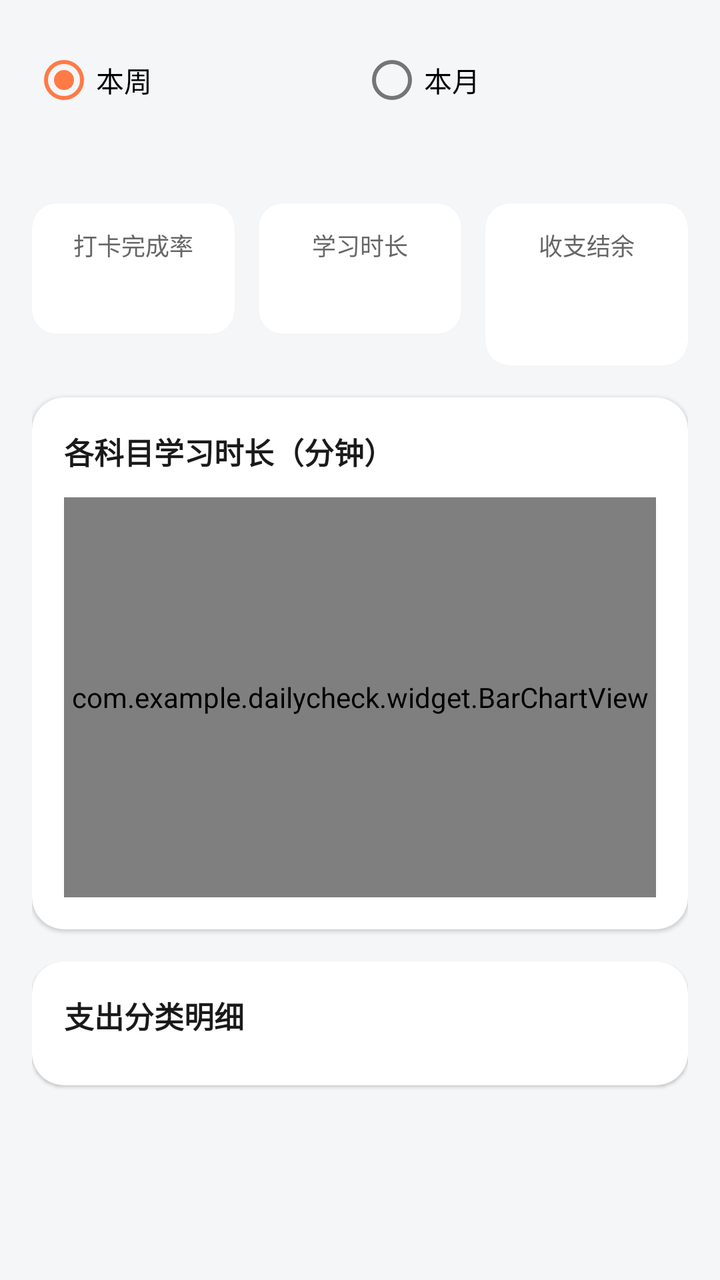
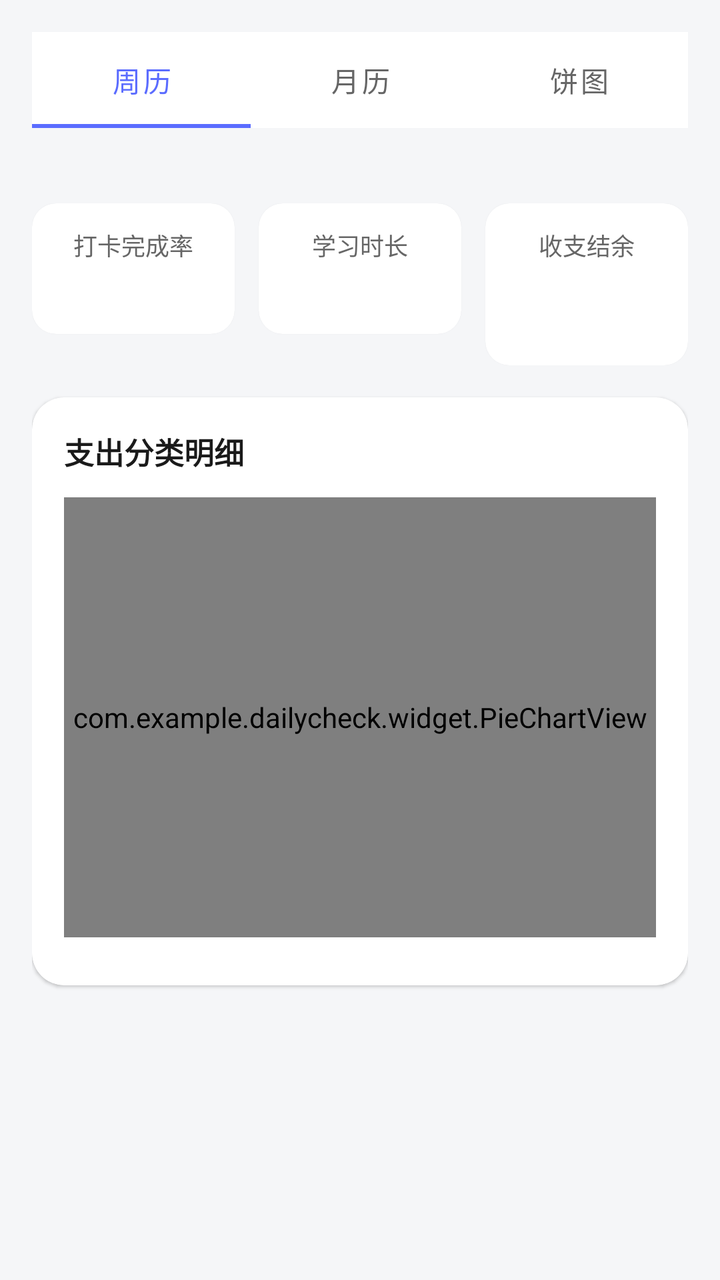

Before-and-after screenshots of an Android layout around one commit, followed by the original layout XML and the change that was made.
<!-- AndroidManifest.xml: application theme Theme.DailyCheck -->
<!-- res/layout/fragment_stats.xml -->
<?xml version="1.0" encoding="utf-8"?>
<androidx.core.widget.NestedScrollView xmlns:android="http://schemas.android.com/apk/res/android"
    xmlns:app="http://schemas.android.com/apk/res-auto"
    xmlns:tools="http://schemas.android.com/tools"
    android:layout_width="match_parent"
    android:layout_height="match_parent"
    android:fillViewport="true">

    <LinearLayout
        android:layout_width="match_parent"
        android:layout_height="wrap_content"
        android:orientation="vertical"
        android:padding="16dp">

        
        <RadioGroup
            android:id="@+id/rg_period"
            android:layout_width="match_parent"
            android:layout_height="wrap_content"
            android:orientation="horizontal">

            <RadioButton
                android:id="@+id/rb_week"
                android:layout_width="0dp"
                android:layout_height="wrap_content"
                android:layout_weight="1"
                android:checked="true"
                android:text="本周" />

            <RadioButton
                android:id="@+id/rb_month"
                android:layout_width="0dp"
                android:layout_height="wrap_content"
                android:layout_weight="1"
                android:text="本月" />
        </RadioGroup>

        <TextView
            android:id="@+id/tv_range"
            android:layout_width="match_parent"
            android:layout_height="wrap_content"
            android:layout_marginTop="8dp"
            android:gravity="center"
            android:textColor="@color/text_secondary"
            android:textSize="13sp"
            tools:ignore="HardcodedText" />

        
        <LinearLayout
            android:layout_width="match_parent"
            android:layout_height="wrap_content"
            android:layout_marginTop="12dp"
            android:orientation="horizontal">

            <com.google.android.material.card.MaterialCardView
                android:layout_width="0dp"
                android:layout_height="wrap_content"
                android:layout_weight="1"
                android:layout_marginEnd="6dp"
                app:cardCornerRadius="12dp"
                app:cardBackgroundColor="@color/card_bg"
                app:cardElevation="1dp">

                <LinearLayout
                    android:layout_width="match_parent"
                    android:layout_height="wrap_content"
                    android:orientation="vertical"
                    android:gravity="center"
                    android:padding="12dp">

                    <TextView
                        android:layout_width="wrap_content"
                        android:layout_height="wrap_content"
                        android:text="打卡完成率"
                        android:textColor="@color/text_secondary"
                        android:textSize="12sp" />

                    <TextView
                        android:id="@+id/tv_task_rate"
                        android:layout_width="wrap_content"
                        android:layout_height="wrap_content"
                        android:layout_marginTop="6dp"
                        android:textColor="@color/primary"
                        android:textSize="13sp"
                        android:textStyle="bold" />
                </LinearLayout>
            </com.google.android.material.card.MaterialCardView>

            <com.google.android.material.card.MaterialCardView
                android:layout_width="0dp"
                android:layout_height="wrap_content"
                android:layout_weight="1"
                android:layout_marginHorizontal="6dp"
                app:cardCornerRadius="12dp"
                app:cardBackgroundColor="@color/card_bg"
                app:cardElevation="1dp">

                <LinearLayout
                    android:layout_width="match_parent"
                    android:layout_height="wrap_content"
                    android:orientation="vertical"
                    android:gravity="center"
                    android:padding="12dp">

                    <TextView
                        android:layout_width="wrap_content"
                        android:layout_height="wrap_content"
                        android:text="学习时长"
                        android:textColor="@color/text_secondary"
                        android:textSize="12sp" />

                    <TextView
                        android:id="@+id/tv_study_time"
                        android:layout_width="wrap_content"
                        android:layout_height="wrap_content"
                        android:layout_marginTop="6dp"
                        android:textColor="@color/accent"
                        android:textSize="13sp"
                        android:textStyle="bold" />
                </LinearLayout>
            </com.google.android.material.card.MaterialCardView>

            <com.google.android.material.card.MaterialCardView
                android:layout_width="0dp"
                android:layout_height="wrap_content"
                android:layout_weight="1"
                android:layout_marginStart="6dp"
                app:cardCornerRadius="12dp"
                app:cardBackgroundColor="@color/card_bg"
                app:cardElevation="1dp">

                <LinearLayout
                    android:layout_width="match_parent"
                    android:layout_height="wrap_content"
                    android:orientation="vertical"
                    android:gravity="center"
                    android:padding="12dp">

                    <TextView
                        android:layout_width="wrap_content"
                        android:layout_height="wrap_content"
                        android:text="收支结余"
                        android:textColor="@color/text_secondary"
                        android:textSize="12sp" />

                    <TextView
                        android:id="@+id/tv_balance"
                        android:layout_width="wrap_content"
                        android:layout_height="wrap_content"
                        android:layout_marginTop="6dp"
                        android:textColor="@color/income_green"
                        android:textSize="13sp"
                        android:textStyle="bold" />

                    <TextView
                        android:id="@+id/tv_income_expense"
                        android:layout_width="wrap_content"
                        android:layout_height="wrap_content"
                        android:layout_marginTop="2dp"
                        android:textColor="@color/text_hint"
                        android:textSize="10sp" />
                </LinearLayout>
            </com.google.android.material.card.MaterialCardView>
        </LinearLayout>

        
        <com.google.android.material.card.MaterialCardView
            android:layout_width="match_parent"
            android:layout_height="wrap_content"
            android:layout_marginTop="16dp"
            app:cardCornerRadius="16dp"
            app:cardBackgroundColor="@color/card_bg"
            app:cardElevation="1dp">

            <LinearLayout
                android:layout_width="match_parent"
                android:layout_height="wrap_content"
                android:orientation="vertical"
                android:padding="16dp">

                <TextView
                    android:layout_width="wrap_content"
                    android:layout_height="wrap_content"
                    android:text="各科目学习时长（分钟）"
                    android:textColor="@color/text_primary"
                    android:textStyle="bold"
                    android:textSize="15sp" />

                <com.example.dailycheck.widget.BarChartView
                    android:id="@+id/bar_chart"
                    android:layout_width="match_parent"
                    android:layout_height="200dp"
                    android:layout_marginTop="12dp" />

                <TextView
                    android:id="@+id/tv_chart_empty"
                    android:layout_width="match_parent"
                    android:layout_height="wrap_content"
                    android:gravity="center"
                    android:text="暂无学习数据"
                    android:textColor="@color/text_hint"
                    android:visibility="gone" />
            </LinearLayout>
        </com.google.android.material.card.MaterialCardView>

        
        <com.google.android.material.card.MaterialCardView
            android:layout_width="match_parent"
            android:layout_height="wrap_content"
            android:layout_marginTop="16dp"
            app:cardCornerRadius="16dp"
            app:cardBackgroundColor="@color/card_bg"
            app:cardElevation="1dp">

            <LinearLayout
                android:layout_width="match_parent"
                android:layout_height="wrap_content"
                android:orientation="vertical"
                android:padding="16dp">

                <TextView
                    android:layout_width="wrap_content"
                    android:layout_height="wrap_content"
                    android:text="支出分类明细"
                    android:textColor="@color/text_primary"
                    android:textStyle="bold"
                    android:textSize="15sp" />

                <LinearLayout
                    android:id="@+id/ll_expense_breakdown"
                    android:layout_width="match_parent"
                    android:layout_height="wrap_content"
                    android:layout_marginTop="8dp"
                    android:orientation="vertical" />
            </LinearLayout>
        </com.google.android.material.card.MaterialCardView>
    </LinearLayout>
</androidx.core.widget.NestedScrollView>
<!-- resources referenced by this layout -->
<resources>
  <color name="accent">#FF7A45</color>
  <color name="card_bg">#FFFFFF</color>
  <color name="income_green">#34C759</color>
  <color name="primary">#5B6CFF</color>
  <color name="text_hint">#9A9A9A</color>
  <color name="text_primary">#1A1A1A</color>
  <color name="text_secondary">#666666</color>
  <style name="Theme.DailyCheck" parent="Theme.MaterialComponents.Light.NoActionBar">
          <item name="colorPrimary">@color/primary</item>
          <item name="colorPrimaryVariant">@color/primary_dark</item>
          <item name="colorOnPrimary">@android:color/white</item>
          <item name="colorSecondary">@color/accent</item>
          <item name="colorAccent">@color/accent</item>
          <item name="android:windowBackground">@color/bg_page</item>
          <item name="android:statusBarColor">@color/primary_dark</item>
      </style>
  <color name="primary_dark">#3F4FE0</color>
  <color name="bg_page">#F5F6F8</color>
</resources>

<!-- the commit's change to res/layout/fragment_stats.xml (unified diff, before → after) -->
@@ -13,28 +13,33 @@
         android:padding="16dp">
 
         
-        <RadioGroup
-            android:id="@+id/rg_period"
-            android:layout_width="match_parent"
-            android:layout_height="wrap_content"
-            android:orientation="horizontal">
-
-            <RadioButton
-                android:id="@+id/rb_week"
-                android:layout_width="0dp"
-                android:layout_height="wrap_content"
-                android:layout_weight="1"
-                android:checked="true"
-                android:text="本周" />
-
-            <RadioButton
-                android:id="@+id/rb_month"
-                android:layout_width="0dp"
-                android:layout_height="wrap_content"
-                android:layout_weight="1"
-                android:text="本月" />
-        </RadioGroup>
-
+        <com.google.android.material.tabs.TabLayout
+            android:id="@+id/tab_mode"
+            android:layout_width="match_parent"
+            android:layout_height="wrap_content"
+            app:tabMode="fixed"
+            app:tabGravity="fill"
+            app:tabIndicatorColor="@color/primary"
+            app:tabSelectedTextColor="@color/primary"
+            app:tabTextColor="@color/text_secondary">
+
+            <com.google.android.material.tabs.TabItem
+                android:layout_width="wrap_content"
+                android:layout_height="wrap_content"
+                android:text="周历" />
+
+            <com.google.android.material.tabs.TabItem
+                android:layout_width="wrap_content"
+                android:layout_height="wrap_content"
+                android:text="月历" />
+
+            <com.google.android.material.tabs.TabItem
+                android:layout_width="wrap_content"
+                android:layout_height="wrap_content"
+                android:text="饼图" />
+        </com.google.android.material.tabs.TabLayout>
+
+        
         <TextView
             android:id="@+id/tv_range"
             android:layout_width="match_parent"
@@ -165,9 +170,165 @@
 
         
         <com.google.android.material.card.MaterialCardView
+            android:id="@+id/card_week_cal"
             android:layout_width="match_parent"
             android:layout_height="wrap_content"
             android:layout_marginTop="16dp"
+            android:visibility="gone"
+            app:cardCornerRadius="16dp"
+            app:cardBackgroundColor="@color/card_bg"
+            app:cardElevation="1dp">
+
+            <LinearLayout
+                android:layout_width="match_parent"
+                android:layout_height="wrap_content"
+                android:orientation="vertical"
+                android:padding="16dp">
+
+                <TextView
+                    android:layout_width="wrap_content"
+                    android:layout_height="wrap_content"
+                    android:text="本周打卡概览"
+                    android:textColor="@color/text_primary"
+                    android:textStyle="bold"
+                    android:textSize="15sp" />
+
+                <androidx.recyclerview.widget.RecyclerView
+                    android:id="@+id/rv_week_cal"
+                    android:layout_width="match_parent"
+                    android:layout_height="wrap_content"
+                    android:layout_marginTop="8dp" />
+            </LinearLayout>
+        </com.google.android.material.card.MaterialCardView>
+
+        
+        <com.google.android.material.card.MaterialCardView
+            android:id="@+id/card_month_cal"
+            android:layout_width="match_parent"
+            android:layout_height="wrap_content"
+            android:layout_marginTop="16dp"
+            android:visibility="gone"
+            app:cardCornerRadius="16dp"
+            app:cardBackgroundColor="@color/card_bg"
+            app:cardElevation="1dp">
+
+            <LinearLayout
+                android:layout_width="match_parent"
+                android:layout_height="wrap_content"
+                android:orientation="vertical"
+                android:padding="12dp">
+
+                <LinearLayout
+                    android:layout_width="match_parent"
+                    android:layout_height="wrap_content"
+                    android:orientation="horizontal"
+                    android:gravity="center_vertical"
+                    android:layout_marginBottom="4dp">
+
+                    <Button
+                        android:id="@+id/btn_prev_month"
+                        android:layout_width="wrap_content"
+                        android:layout_height="wrap_content"
+                        android:text="上月"
+                        android:minWidth="56dp"
+                        style="@style/Widget.MaterialComponents.Button.TextButton" />
+
+                    <TextView
+                        android:id="@+id/tv_month_label"
+                        android:layout_width="0dp"
+                        android:layout_height="wrap_content"
+                        android:layout_weight="1"
+                        android:gravity="center"
+                        android:textSize="16sp"
+                        android:textStyle="bold"
+                        android:textColor="@color/primary" />
+
+                    <Button
+                        android:id="@+id/btn_next_month"
+                        android:layout_width="wrap_content"
+                        android:layout_height="wrap_content"
+                        android:text="下月"
+                        android:minWidth="56dp"
+                        style="@style/Widget.MaterialComponents.Button.TextButton" />
+                </LinearLayout>
+
+                
+                <LinearLayout
+                    android:layout_width="match_parent"
+                    android:layout_height="wrap_content"
+                    android:orientation="horizontal">
+
+                    <TextView android:layout_width="0dp" android:layout_height="wrap_content"
+                        android:layout_weight="1" android:gravity="center"
+                        android:text="一" android:textSize="11sp" android:textColor="@color/text_hint"/>
+                    <TextView android:layout_width="0dp" android:layout_height="wrap_content"
+                        android:layout_weight="1" android:gravity="center"
+                        android:text="二" android:textSize="11sp" android:textColor="@color/text_hint"/>
+                    <TextView android:layout_width="0dp" android:layout_height="wrap_content"
+                        android:layout_weight="1" android:gravity="center"
+                        android:text="三" android:textSize="11sp" android:textColor="@color/text_hint"/>
+                    <TextView android:layout_width="0dp" android:layout_height="wrap_content"
+                        android:layout_weight="1" android:gravity="center"
+                        android:text="四" android:textSize="11sp" android:textColor="@color/text_hint"/>
+                    <TextView android:layout_width="0dp" android:layout_height="wrap_content"
+                        android:layout_weight="1" android:gravity="center"
+                        android:text="五" android:textSize="11sp" android:textColor="@color/text_hint"/>
+                    <TextView android:layout_width="0dp" android:layout_height="wrap_content"
+                        android:layout_weight="1" android:gravity="center"
+                        android:text="六" android:textSize="11sp" android:textColor="@color/text_hint"/>
+                    <TextView android:layout_width="0dp" android:layout_height="wrap_content"
+                        android:layout_weight="1" android:gravity="center"
+                        android:text="日" android:textSize="11sp" android:textColor="@color/text_hint"/>
+                </LinearLayout>
+
+                <androidx.recyclerview.widget.RecyclerView
+                    android:id="@+id/rv_month_cal"
+                    android:layout_width="match_parent"
+                    android:layout_height="wrap_content"
+                    android:layout_marginTop="4dp" />
+            </LinearLayout>
+        </com.google.android.material.card.MaterialCardView>
+
+        
+        <com.google.android.material.card.MaterialCardView
+            android:id="@+id/card_pie"
+            android:layout_width="match_parent"
+            android:layout_height="wrap_content"
+            android:layout_marginTop="16dp"
+            android:visibility="gone"
+            app:cardCornerRadius="16dp"
+            app:cardBackgroundColor="@color/card_bg"
+            app:cardElevation="1dp">
+
+            <LinearLayout
+                android:layout_width="match_parent"
+                android:layout_height="wrap_content"
+                android:orientation="vertical"
+                android:padding="16dp">
+
+                <TextView
+                    android:layout_width="wrap_content"
+                    android:layout_height="wrap_content"
+                    android:text="各科目学习时长占比"
+                    android:textColor="@color/text_primary"
+                    android:textStyle="bold"
+                    android:textSize="15sp" />
+
+                <com.example.dailycheck.widget.PieChartView
+                    android:id="@+id/pie_study"
+                    android:layout_width="match_parent"
+                    android:layout_height="220dp"
+                    android:layout_marginTop="12dp" />
+            </LinearLayout>
+        </com.google.android.material.card.MaterialCardView>
+
+        
+        <com.google.android.material.card.MaterialCardView
+            android:id="@+id/card_bar"
+            android:layout_width="match_parent"
+            android:layout_height="wrap_content"
+            android:layout_marginTop="16dp"
+            android:visibility="gone"
             app:cardCornerRadius="16dp"
             app:cardBackgroundColor="@color/card_bg"
             app:cardElevation="1dp">
@@ -205,6 +366,7 @@
 
         
         <com.google.android.material.card.MaterialCardView
+            android:id="@+id/card_expense"
             android:layout_width="match_parent"
             android:layout_height="wrap_content"
             android:layout_marginTop="16dp"
@@ -225,6 +387,12 @@
                     android:textColor="@color/text_primary"
                     android:textStyle="bold"
                     android:textSize="15sp" />
+
+                <com.example.dailycheck.widget.PieChartView
+                    android:id="@+id/pie_expense"
+                    android:layout_width="match_parent"
+                    android:layout_height="220dp"
+                    android:layout_marginTop="12dp" />
 
                 <LinearLayout
                     android:id="@+id/ll_expense_breakdown"
